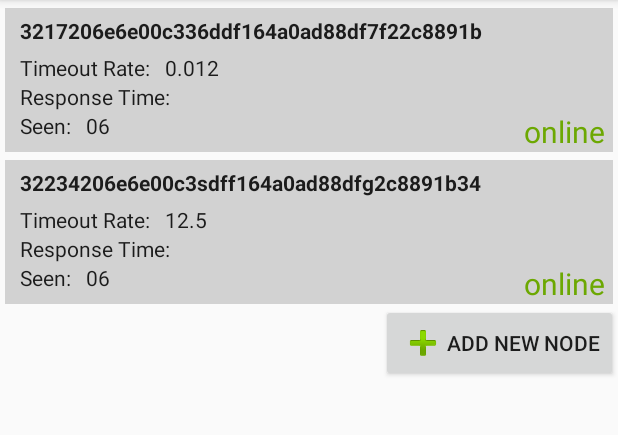
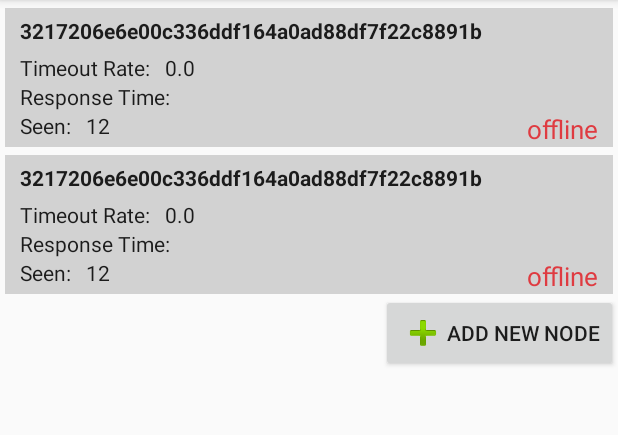
Before and after one commit to geckogecko/storj_hoststats_app, an Android app: the screen it shows after launch (MainActivity), on a phone screen of 412 x 824 dp, the part 84-519 px from its top. Run offline under Robolectric (Android 15) with nearby library versions, the light colour scheme and no system bars.

```diff
--- a/storj_hoststats_app/app/src/main/AndroidManifest.xml
+++ b/storj_hoststats_app/app/src/main/AndroidManifest.xml
@@ -3,6 +3,7 @@
     package="steinbacher.georg.storj_hoststats_app">
 
     <uses-permission android:name="android.permission.RECEIVE_BOOT_COMPLETED" />
+    <uses-permission android:name="android.permission.INTERNET" />
 
     <application
         android:allowBackup="true"
--- a/storj_hoststats_app/app/src/main/java/steinbacher/georg/storj_hoststats_app/MainActivity.java
+++ b/storj_hoststats_app/app/src/main/java/steinbacher/georg/storj_hoststats_app/MainActivity.java
@@ -8,6 +8,7 @@ import android.content.Intent;
 import android.support.v7.app.AppCompatActivity;
 import android.os.Bundle;
 import android.text.format.DateFormat;
+import android.util.Log;
 import android.view.LayoutInflater;
 import android.view.View;
 import android.view.ViewGroup;
@@ -35,19 +36,16 @@ public class MainActivity extends AppCompatActivity {
 
         mListView = (ListView) findViewById(R.id.main_list_view);
 
-        ArrayList<StorjNode> node_list = new ArrayList();
+        StorjNodeHolder nodeHolder = StorjNodeHolder.getInstance();
+
         StorjNode testnode_1 = new StorjNode("3217206e6e00c336ddf164a0ad88df7f22c8891b");
-        testnode_1.setTimeoutRate("0.012");
-        testnode_1.setLastSeen("2017-09-03T15:53:59.927Z");
+        nodeHolder.add(testnode_1);
 
-        StorjNode testnode_2 = new StorjNode("32234206e6e00c3sdff164a0ad88dfg2c8891b34");
-        testnode_2.setTimeoutRate("12.5");
-        testnode_2.setLastSeen("2017-09-03T15:53:59.927Z");
+        StorjNode testnode_2 = new StorjNode("3217206e6e00c336ddf164a0ad88df7f22c8891b");
+        nodeHolder.add(testnode_2);
 
-        node_list.add(testnode_1);
-        node_list.add(testnode_2);
 
-        StorjNodeAdapter adapter = new StorjNodeAdapter(this, R.layout.activity_main_row, node_list);
+        StorjNodeAdapter adapter = new StorjNodeAdapter(this, R.layout.activity_main_row, nodeHolder.get());
         mListView.setAdapter(adapter);
 
         //start alarm
@@ -56,6 +54,10 @@ public class MainActivity extends AppCompatActivity {
         Intent alarmIntent = new Intent(mContext, AlarmReceiver.class);
         PendingIntent pendingIntent = PendingIntent.getBroadcast(mContext, 0, alarmIntent, 0);
         manager.setInexactRepeating(AlarmManager.RTC_WAKEUP, System.currentTimeMillis(), interval, pendingIntent);
+    }
+
+    public static void redraw(String test) {
+        Log.i(TAG, "redraw: " + test);
     }
 
     public class StorjNodeAdapter extends ArrayAdapter<StorjNode>{
--- a/storj_hoststats_app/app/src/main/java/steinbacher/georg/storj_hoststats_app/StorjNode.java
+++ b/storj_hoststats_app/app/src/main/java/steinbacher/georg/storj_hoststats_app/StorjNode.java
@@ -25,7 +25,7 @@ public class StorjNode {
 
     public StorjNode(String nodeID) {
         mNodeID = nodeID;
-        mLastSeen = null;
+        mLastSeen = new Date();
         mPort = 0;
         mAddress = "";
         mUserAgent = null;
--- /dev/null
+++ b/storj_hoststats_app/app/src/main/java/steinbacher/georg/storj_hoststats_app/StorjNodeHolder.java
@@ -0,0 +1,40 @@
+package steinbacher.georg.storj_hoststats_app;
+
+import java.util.ArrayList;
+import java.util.List;
+
+/**
+ * Created by georg on 11.09.17.
+ */
+
+public class StorjNodeHolder {
+    private static final String TAG = "StorjNodeHolder";
+
+    private static StorjNodeHolder instance = null;
+    private static ArrayList<StorjNode> mNodeList;
+
+    protected StorjNodeHolder() {
+
+    }
+
+    public static StorjNodeHolder getInstance() {
+        if (instance == null) {
+            instance = new StorjNodeHolder();
+            mNodeList = new ArrayList<>();
+        }
+
+        return instance;
+    }
+
+    public static void add(StorjNode storjNode) {
+        mNodeList.add(storjNode);
+    }
+
+    public static StorjNode get(int itemNr) {
+        return mNodeList.get(itemNr);
+    }
+
+    public static ArrayList<StorjNode> get() {
+        return mNodeList;
+    }
+}
--- a/storj_hoststats_app/app/src/main/res/values/styles.xml
+++ b/storj_hoststats_app/app/src/main/res/values/styles.xml
@@ -30,8 +30,8 @@
     </style>
 
     <style name="ListView.NodeStats.Status" parent="AppTheme">
-        <item name="android:layout_marginRight">5sp</item>
-        <item name="android:textSize">20sp</item>
+        <item name="android:layout_marginRight">10sp</item>
+        <item name="android:textSize">17sp</item>
     </style>
 
     <style name="AddNewRow" parent="AppTheme">
```
Also changed, not shown: storj_hoststats_app/app/src/main/java/steinbacher/georg/storj_hoststats_app/AlarmReceiver.java (+72 -0 lines).
